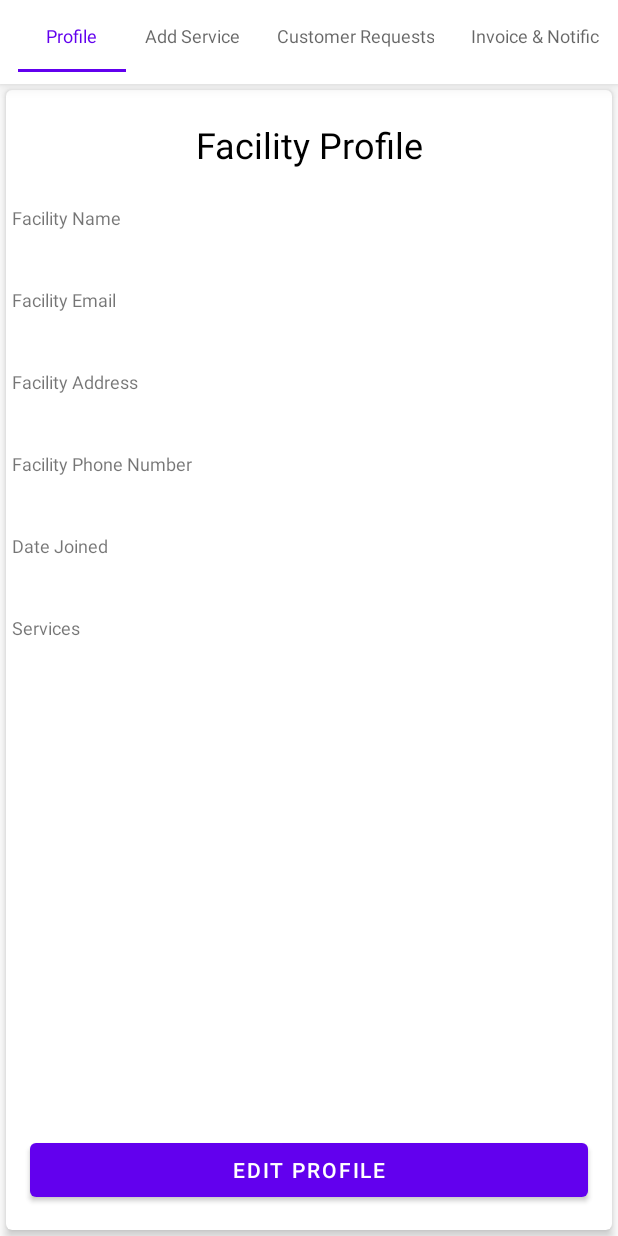
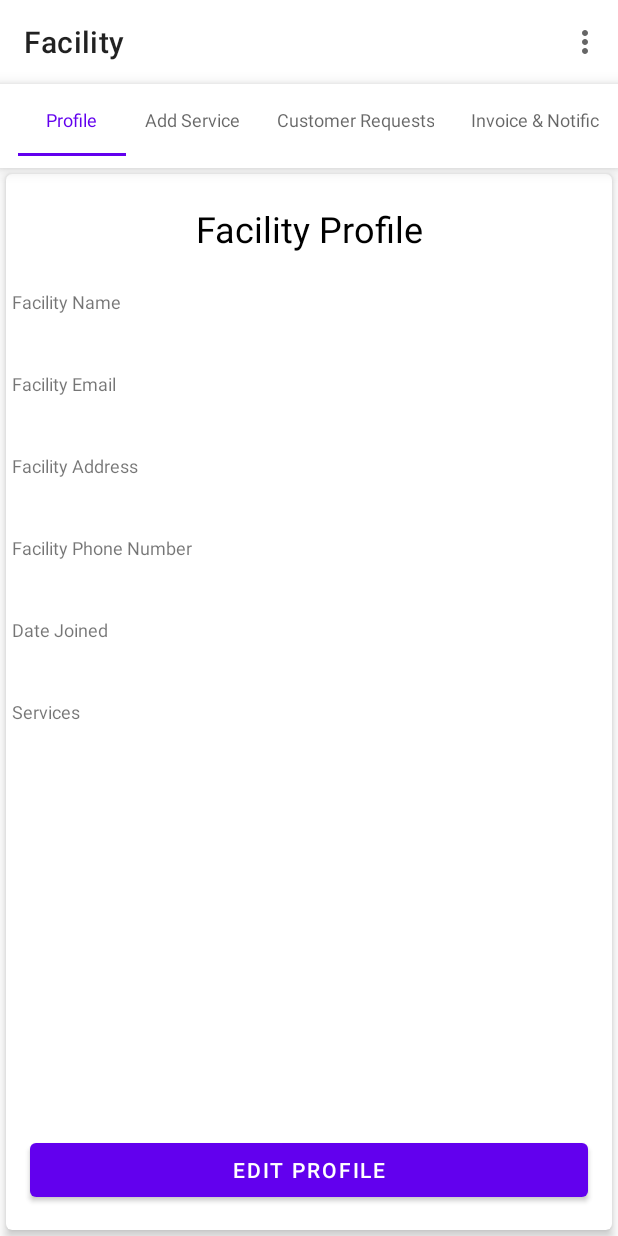
Before and after one commit to EQua-Dev/RecoveryScape, an Android app: the FacilityBaseScreen screen opened through its navigation route, on a phone screen of 412 x 824 dp. Run offline under Robolectric (Android 15) with nearby library versions, the phone set to English and light mode, and no system bars; our stand-ins replace Firebase (no records; nobody signed in at launch, a user with empty details on screens opened directly); libraries missing offline, so code that uses them is left out: com.karumi.dexter; 2 statements that could not run were skipped.

Commit message:
recovery scape updates logout feature

```diff
--- a/app/src/main/java/com/androidstrike/trackit/facility/base/FacilityBaseScreen.kt
+++ b/app/src/main/java/com/androidstrike/trackit/facility/base/FacilityBaseScreen.kt
@@ -4,11 +4,23 @@ import android.graphics.Color
 import android.os.Bundle
 import androidx.fragment.app.Fragment
 import android.view.LayoutInflater
+import android.view.Menu
+import android.view.MenuInflater
+import android.view.MenuItem
 import android.view.View
 import android.view.ViewGroup
+import androidx.appcompat.app.AppCompatActivity
+import androidx.navigation.fragment.findNavController
 import com.androidstrike.trackit.R
+import com.androidstrike.trackit.client.base.ClientBaseScreenDirections
 import com.androidstrike.trackit.databinding.FragmentFacilityBaseScreenBinding
+import com.androidstrike.trackit.utils.Common
+import com.androidstrike.trackit.utils.Common.auth
 import com.google.android.material.tabs.TabLayout
+import kotlinx.coroutines.CoroutineScope
+import kotlinx.coroutines.Dispatchers
+import kotlinx.coroutines.launch
+import kotlinx.coroutines.withContext
 
 class FacilityBaseScreen : Fragment() {
 
@@ -21,6 +33,8 @@ class FacilityBaseScreen : Fragment() {
     ): View? {
         // Inflate the layout for this fragment
         _binding = FragmentFacilityBaseScreenBinding.inflate(inflater, container, false)
+        setHasOptionsMenu(true)
+
         return binding.root
     }
 
@@ -28,6 +42,13 @@ class FacilityBaseScreen : Fragment() {
         super.onViewCreated(view, savedInstanceState)
 
         with(binding){
+
+            (activity as AppCompatActivity).setSupportActionBar(binding.facilityToolBar)
+            var facilityName = ""
+            binding.facilityToolBar.title = Common.facilityName
+
+
+
             //set the title to be displayed on each tab
             facilityBaseTabTitle.addTab(facilityBaseTabTitle.newTab().setText("Profile"))
             facilityBaseTabTitle.addTab(facilityBaseTabTitle.newTab().setText("Add Service"))
@@ -73,53 +94,26 @@ class FacilityBaseScreen : Fragment() {
             })
 
         }
-//        val bottomNavView = binding.bottomNavView
-//
-//        loadFragment(FacilityRequestsScreen())
-//       // val navHostFragment = childFragmentManager.findFragmentById(R.id.facility_base_fragment_container) as NavHostFragment
-//        //val navController = navHostFragment.navController
-//
-//// Connect the bottom navigation view with the navigation controller
-//       // bottomNavView.setupWithNavController(navController)
-//
-//
-//        bottomNavView.setOnItemSelectedListener { menuItem ->
-//            when (menuItem.itemId) {
-//                R.id.facility_navigation_customer_requests -> {
-//                    // Handle item 1 selection
-//                    val fragment1 = FacilityRequestsScreen()
-//                    loadFragment(fragment1)
-//                    true
-//                }
-//                R.id.facility_navigation_profile -> {
-//                    // Handle item 2 selection
-//                    val fragment2 = FacilityProfile()
-//                    loadFragment(fragment2)
-//                    true
-//                }
-//                R.id.facility_navigation_invoice -> {
-//                    // Handle item 2 selection
-//                    requireContext().toast("Invoice Feature Coming")
-//                    true
-//                }
-//                R.id.facility_navigation_feedback -> {
-//                    // Handle item 2 selection
-//                    requireContext().toast("Feedback Feature Coming")
-//                    true
-//                }
-//                // Handle other menu items as needed
-//                else -> false
-//            }
-//        }
-//
 
     }
-//
-//    private  fun loadFragment(fragment: Fragment){
-//        val transaction = childFragmentManager.beginTransaction()
-//        transaction.replace(R.id.facility_base_fragment_container,fragment)
-//        transaction.commit()
-//    }
+
+    @Deprecated("Deprecated in Java")
+    override fun onCreateOptionsMenu(menu: Menu, inflater: MenuInflater) {
+        inflater.inflate(R.menu.menu_logout, menu)
+        super.onCreateOptionsMenu(menu, inflater)
+    }
+
+    @Deprecated("Deprecated in Java")
+    override fun onOptionsItemSelected(item: MenuItem): Boolean {
+        when(item.itemId){
+            R.id.logout -> {
+                Common.auth.signOut()
+                val navToStart = FacilityBaseScreenDirections.actionFacilityBaseScreenToLandingFragment()
+                findNavController().navigate(navToStart)
+            }
+        }
+        return super.onOptionsItemSelected(item)
+    }
 
 
     override fun onDestroyView() {
--- a/app/src/main/java/com/androidstrike/trackit/utils/Common.kt
+++ b/app/src/main/java/com/androidstrike/trackit/utils/Common.kt
@@ -11,6 +11,9 @@ import java.text.SimpleDateFormat
 import java.util.*
 
 object Common {
+
+    var facilityName = "Facility"
+    var clientName = "Client"
 
     //lateinit var mAuth: FirebaseAuth// = FirebaseAuth.getInstance()
     val auth = FirebaseAuth.getInstance()
--- a/app/src/main/res/layout/fragment_facility_base_screen.xml
+++ b/app/src/main/res/layout/fragment_facility_base_screen.xml
@@ -8,10 +8,22 @@
     tools:context=".facility.base.FacilityBaseScreen">
 
 
+    <androidx.appcompat.widget.Toolbar
+        android:id="@+id/facility_tool_bar"
+        android:layout_width="match_parent"
+        android:layout_height="wrap_content"
+        app:title="Recovery Scape"
+        app:menu="@menu/menu_logout"
+        android:elevation="4dp"
+        />
+
+
+
     <com.google.android.material.tabs.TabLayout
         android:id="@+id/facility_base_tab_title"
         android:layout_width="match_parent"
         android:layout_height="wrap_content"
+        android:layout_below="@id/facility_tool_bar"
         android:elevation="6dp"
         android:minHeight="?attr/actionBarSize"
         android:paddingLeft="12dp"
--- /dev/null
+++ b/app/src/main/res/menu/menu_logout.xml
@@ -0,0 +1,8 @@
+<?xml version="1.0" encoding="utf-8"?>
+<menu xmlns:android="http://schemas.android.com/apk/res/android"
+    xmlns:app="http://schemas.android.com/apk/res-auto">
+    <item
+        android:id="@+id/logout"
+        android:title="@string/menu_logout"
+        app:showAsAction="never"/>
+</menu>
--- a/app/src/main/res/navigation/nav_graph.xml
+++ b/app/src/main/res/navigation/nav_graph.xml
@@ -77,10 +77,17 @@
         <action
             android:id="@+id/action_facilityBaseScreen_to_signIn"
             app:destination="@id/signIn" />
+        <action
+            android:id="@+id/action_facilityBaseScreen_to_landingFragment"
+            app:destination="@id/landingFragment" />
     </fragment>
     <fragment
         android:id="@+id/clientBaseScreen"
         android:name="com.androidstrike.trackit.client.base.ClientBaseScreen"
         android:label="fragment_client_base_screen"
-        tools:layout="@layout/fragment_client_base_screen" />
+        tools:layout="@layout/fragment_client_base_screen" >
+        <action
+            android:id="@+id/action_clientBaseScreen_to_landingFragment"
+            app:destination="@id/landingFragment" />
+    </fragment>
 </navigation>
--- a/app/src/main/res/values/strings.xml
+++ b/app/src/main/res/values/strings.xml
@@ -103,6 +103,7 @@
     <string name="txt_invoice_payment_status_paid">paid</string>
     <string name="txt_invoice_payment_status_not_paid">not paid</string>
     <string name="client_generated_invoice_payment_button">Provide Payment</string>
+    <string name="menu_logout">Logout</string>
 
     <string-array name="service_available_places_option">
         <item>Yes</item>
```
Also changed, not shown: app/src/main/java/com/androidstrike/trackit/auth/SignIn.kt (+30 -0 lines), app/src/main/java/com/androidstrike/trackit/client/base/ClientBaseScreen.kt (+41 -1 lines), app/src/main/res/layout/fragment_client_base_screen.xml (+11 -0 lines).
